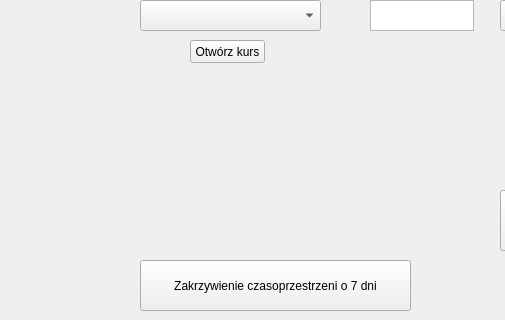
Qt form MainMenuWindow.ui (wshknmt/QT-SuperMemo) before a commit; both pictures show x 0 to 505 and y 99 to 419 of the 800 by 600 pixel window.
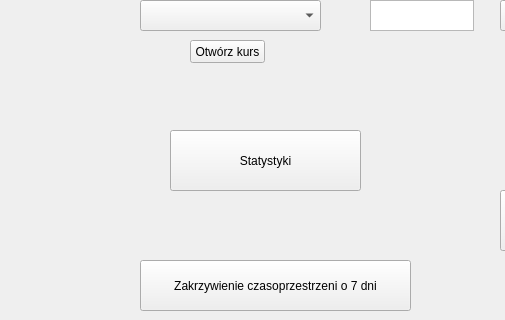
The same form after that commit.

Commit message: userStats class added

Diff of the .ui file:
```diff
--- a/MainMenuWindow.ui
+++ b/MainMenuWindow.ui
@@ -131,6 +131,19 @@
      <string>Otwórz kalendarz</string>
     </property>
    </widget>
+   <widget class="QPushButton" name="statsButton">
+    <property name="geometry">
+     <rect>
+      <x>170</x>
+      <y>210</y>
+      <width>191</width>
+      <height>61</height>
+     </rect>
+    </property>
+    <property name="text">
+     <string>Statystyki</string>
+    </property>
+   </widget>
   </widget>
   <widget class="QMenuBar" name="menubar">
    <property name="geometry">
```
The commit also changes 16 other files.
